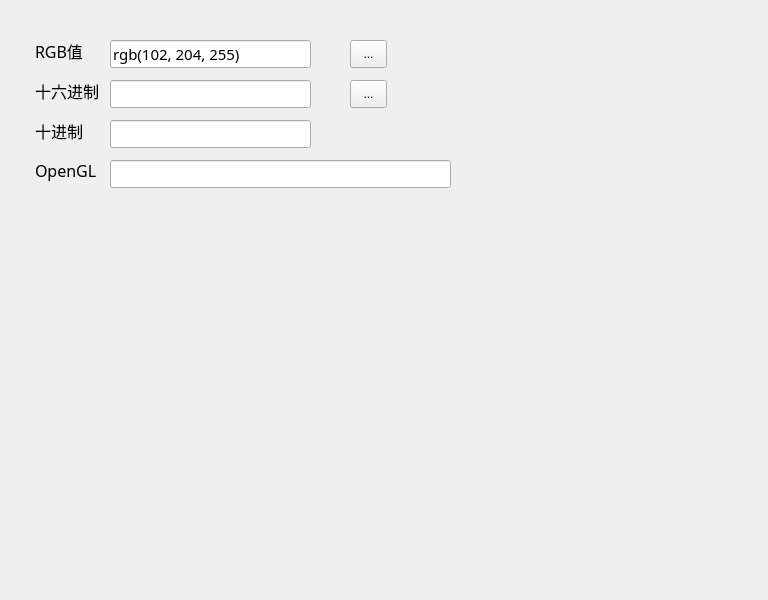
First picture: the form in src/color/colorconvert.ui, repository handy-sun/qitools, before the edit.
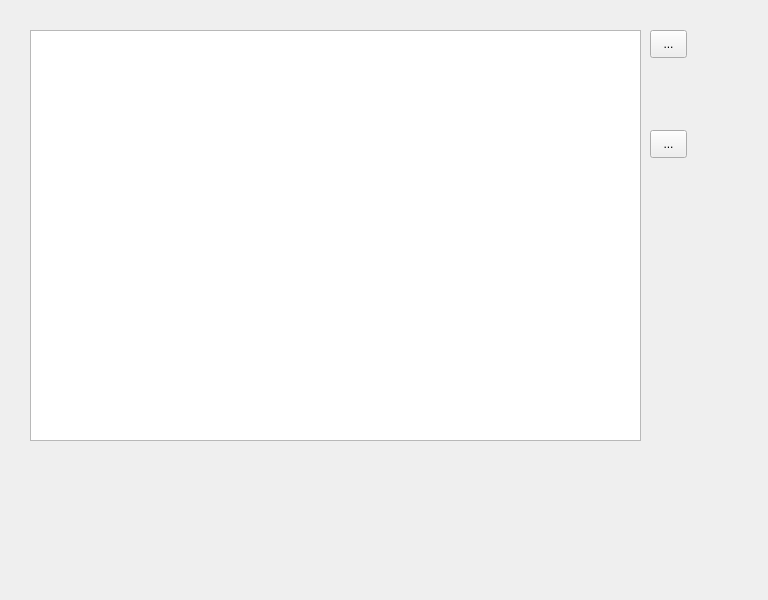
Second picture: the form after the edit.

Commit message: use table widget

What changed in the file:
```diff
--- a/src/color/colorconvert.ui
+++ b/src/color/colorconvert.ui
@@ -13,30 +13,11 @@
   <property name="windowTitle">
    <string>Form</string>
   </property>
-  <widget class="QLineEdit" name="lineEditRgbValue">
-   <property name="geometry">
-    <rect>
-     <x>110</x>
-     <y>40</y>
-     <width>201</width>
-     <height>28</height>
-    </rect>
-   </property>
-   <property name="font">
-    <font>
-     <family>Microsoft YaHei</family>
-     <pointsize>11</pointsize>
-    </font>
-   </property>
-   <property name="text">
-    <string>rgb(102, 204, 255)</string>
-   </property>
-  </widget>
   <widget class="QToolButton" name="toolButtonRgbValue">
    <property name="geometry">
     <rect>
-     <x>350</x>
-     <y>40</y>
+     <x>650</x>
+     <y>30</y>
      <width>37</width>
      <height>28</height>
     </rect>
@@ -45,74 +26,11 @@
     <string>...</string>
    </property>
   </widget>
-  <widget class="QLabel" name="label">
-   <property name="geometry">
-    <rect>
-     <x>30</x>
-     <y>40</y>
-     <width>71</width>
-     <height>21</height>
-    </rect>
-   </property>
-   <property name="font">
-    <font>
-     <family>微软雅黑</family>
-     <pointsize>12</pointsize>
-    </font>
-   </property>
-   <property name="text">
-    <string>RGB值</string>
-   </property>
-   <property name="indent">
-    <number>5</number>
-   </property>
-  </widget>
-  <widget class="QLabel" name="label_2">
-   <property name="geometry">
-    <rect>
-     <x>30</x>
-     <y>80</y>
-     <width>71</width>
-     <height>21</height>
-    </rect>
-   </property>
-   <property name="font">
-    <font>
-     <family>微软雅黑</family>
-     <pointsize>12</pointsize>
-    </font>
-   </property>
-   <property name="text">
-    <string>十六进制</string>
-   </property>
-   <property name="indent">
-    <number>5</number>
-   </property>
-  </widget>
-  <widget class="QLineEdit" name="lineEditRgbHex">
-   <property name="geometry">
-    <rect>
-     <x>110</x>
-     <y>80</y>
-     <width>201</width>
-     <height>28</height>
-    </rect>
-   </property>
-   <property name="font">
-    <font>
-     <family>Microsoft YaHei</family>
-     <pointsize>13</pointsize>
-    </font>
-   </property>
-   <property name="clearButtonEnabled">
-    <bool>false</bool>
-   </property>
-  </widget>
   <widget class="QToolButton" name="toolButtonRgbHex">
    <property name="geometry">
     <rect>
-     <x>350</x>
-     <y>80</y>
+     <x>650</x>
+     <y>130</y>
      <width>37</width>
      <height>28</height>
     </rect>
@@ -121,83 +39,14 @@
     <string>...</string>
    </property>
   </widget>
-  <widget class="QLineEdit" name="lineEditRgbGL">
+  <widget class="QTableWidget" name="tableWidget">
    <property name="geometry">
     <rect>
-     <x>110</x>
-     <y>160</y>
-     <width>341</width>
-     <height>28</height>
-    </rect>
-   </property>
-   <property name="font">
-    <font>
-     <family>Microsoft YaHei</family>
-     <pointsize>11</pointsize>
-    </font>
-   </property>
-  </widget>
-  <widget class="QLabel" name="label_3">
-   <property name="geometry">
-    <rect>
      <x>30</x>
-     <y>160</y>
-     <width>71</width>
-     <height>21</height>
+     <y>30</y>
+     <width>611</width>
+     <height>411</height>
     </rect>
-   </property>
-   <property name="font">
-    <font>
-     <family>微软雅黑</family>
-     <pointsize>12</pointsize>
-    </font>
-   </property>
-   <property name="text">
-    <string>OpenGL</string>
-   </property>
-   <property name="indent">
-    <number>5</number>
-   </property>
-  </widget>
-  <widget class="QLabel" name="label_4">
-   <property name="geometry">
-    <rect>
-     <x>30</x>
-     <y>120</y>
-     <width>71</width>
-     <height>21</height>
-    </rect>
-   </property>
-   <property name="font">
-    <font>
-     <family>微软雅黑</family>
-     <pointsize>12</pointsize>
-    </font>
-   </property>
-   <property name="text">
-    <string>十进制</string>
-   </property>
-   <property name="indent">
-    <number>5</number>
-   </property>
-  </widget>
-  <widget class="QLineEdit" name="lineEditRgbDec">
-   <property name="geometry">
-    <rect>
-     <x>110</x>
-     <y>120</y>
-     <width>201</width>
-     <height>28</height>
-    </rect>
-   </property>
-   <property name="font">
-    <font>
-     <family>Microsoft YaHei</family>
-     <pointsize>12</pointsize>
-    </font>
-   </property>
-   <property name="clearButtonEnabled">
-    <bool>false</bool>
    </property>
   </widget>
  </widget>
```
The commit also changes 3 other files.
